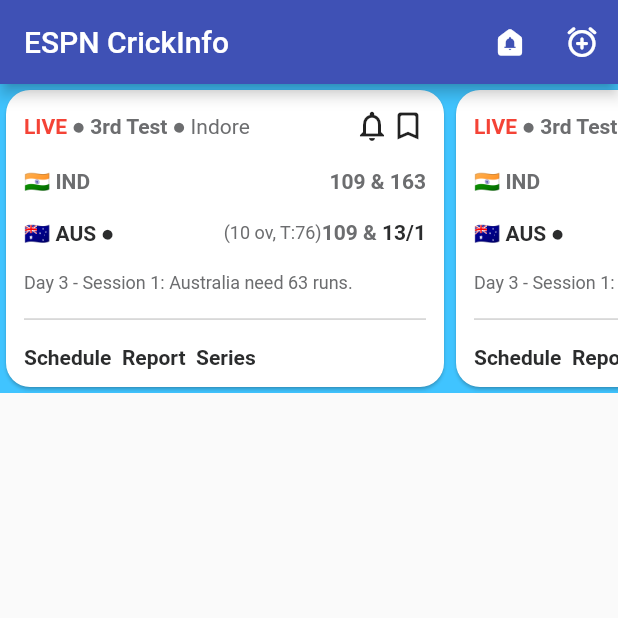
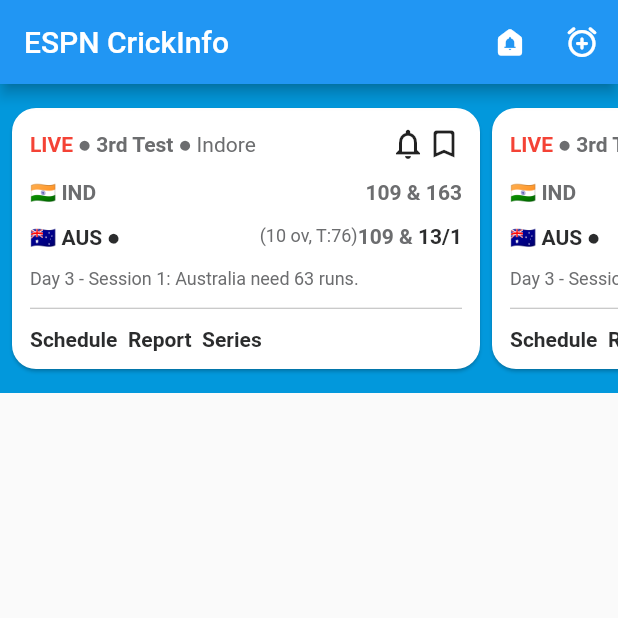
Before and after one commit to ram2386/Flutter_Demo, a Flutter app: the screen it shows after launch, on a phone screen of 412 x 824 dp, the top half of it. Run offline on Flutter 3.47's test engine with Material 2 defaults, Android fonts, the phone set to English and light mode, and no system bars.

Commit message:
made scroll smooth and UI uplifting

```diff
--- a/demo_app/lib/main.dart
+++ b/demo_app/lib/main.dart
@@ -1,7 +1,6 @@
-import 'dart:ui';
-
 import 'package:demo_app/match_report_widget.dart';
 import 'package:flutter/material.dart';
+import 'package:demo_app/Constants.dart';
 
 void main() {
   runApp(const MyApp());
@@ -16,7 +15,7 @@ class MyApp extends StatelessWidget {
       debugShowCheckedModeBanner: false,
       title: 'Flutter Demo',
       theme: ThemeData(
-        primarySwatch: Colors.indigo,
+        primarySwatch: Colors.blue,
       ),
       home: Scaffold(
         appBar: AppBar(
@@ -46,20 +45,23 @@ class MyApp extends StatelessWidget {
             childAspectRatio: 2,
             children: [
               Container(
-                color: Colors.lightBlueAccent,
+                color: kAccentColor,
                 child: ListView(
+                  padding:
+                      const EdgeInsets.symmetric(horizontal: 4, vertical: 12),
                   scrollDirection: Axis.horizontal,
+                  physics: BouncingScrollPhysics(),
                   children: const [
                     SizedBox(
-                      width: 300,
+                      width: 320,
                       child: MatchReportWidget(),
                     ),
                     SizedBox(
-                      width: 300,
+                      width: 320,
                       child: MatchReportWidget(),
                     ),
                     SizedBox(
-                      width: 300,
+                      width: 320,
                       child: MatchReportWidget(),
                     ),
                   ],
```
